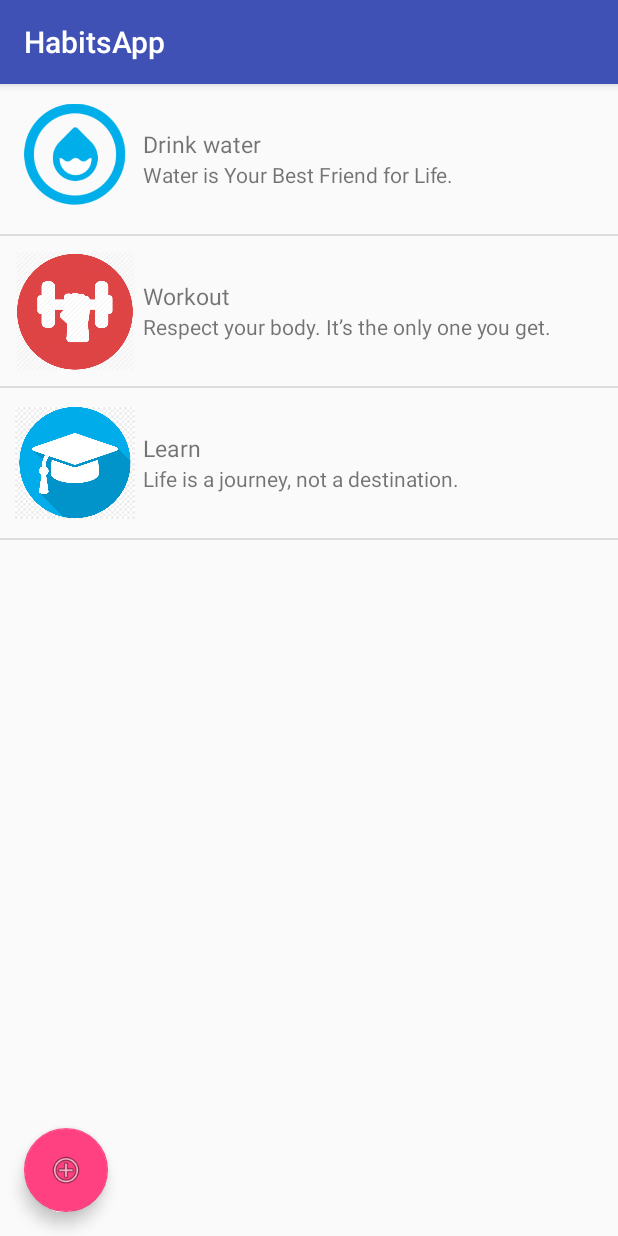
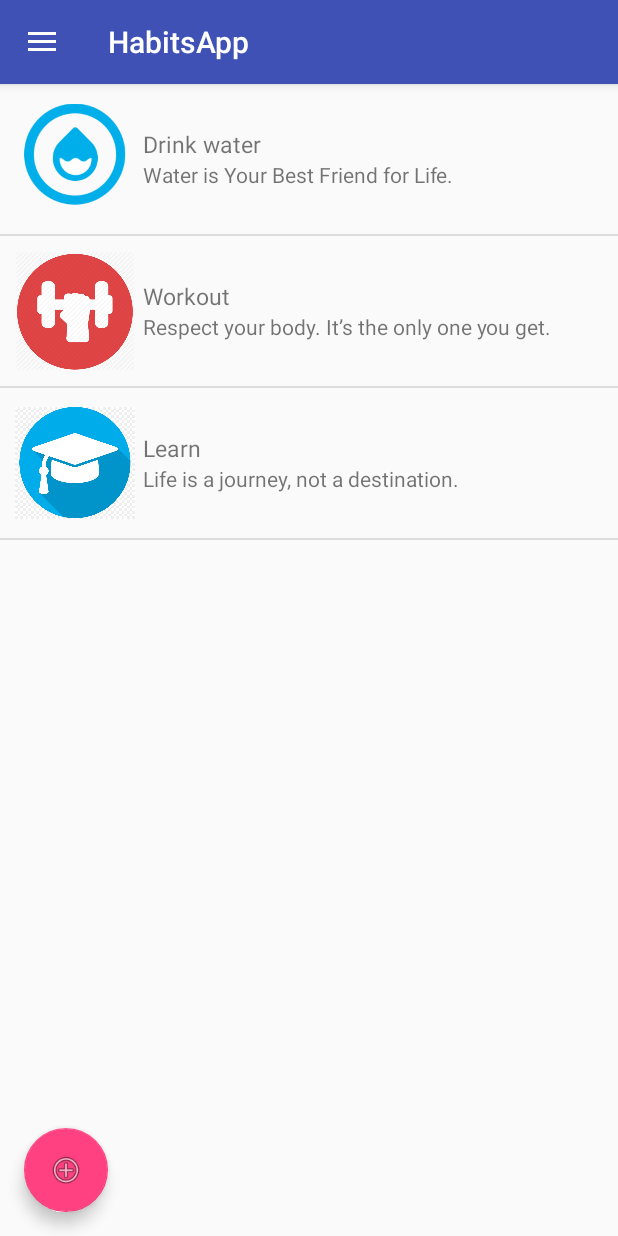
Before and after one commit to sebastianpawlaczyk/HabitsApp, an Android app: the screen it shows after launch (MainActivity), on a phone screen of 412 x 824 dp. Run offline under Robolectric (Android 15) with nearby library versions, the phone set to English and light mode, and no system bars.

Commit message:
adding drawer layout

```diff
--- a/app/src/main/java/com/example/seba/habitsapp/MainActivity.kt
+++ b/app/src/main/java/com/example/seba/habitsapp/MainActivity.kt
@@ -2,11 +2,18 @@ package com.example.seba.habitsapp
 
 import android.support.v7.app.AppCompatActivity
 import android.os.Bundle
+import android.support.design.widget.NavigationView
+import android.support.v4.widget.DrawerLayout
+import android.support.v7.app.ActionBarDrawerToggle
+import android.view.MenuItem
 import android.widget.ListView
 import android.widget.Toast
 import kotlinx.android.synthetic.main.activity_main.*
 
 class MainActivity : AppCompatActivity() {
+
+    private lateinit var drawer_layout: DrawerLayout
+    private lateinit var mToggle: ActionBarDrawerToggle
 
     override fun onCreate(savedInstanceState: Bundle?) {
         super.onCreate(savedInstanceState)
@@ -48,5 +55,44 @@ class MainActivity : AppCompatActivity() {
             listview.adapter = MyListAdapter(this, R.layout.row, list)
         }
 
+        //navigation_view
+        val nav_view:NavigationView = findViewById<NavigationView>(R.id.nav_view)
+        nav_view.setNavigationItemSelectedListener {menuItem ->
+
+            if (menuItem.itemId == R.id.myHabits)
+            {
+                Toast.makeText(applicationContext, "habits", Toast.LENGTH_SHORT).show()
+            }
+
+            if (menuItem.itemId == R.id.stats)
+            {
+                Toast.makeText(applicationContext, "stats", Toast.LENGTH_SHORT).show()
+            }
+
+            if (menuItem.itemId == R.id.someAction)
+            {
+                Toast.makeText(applicationContext, "someAction", Toast.LENGTH_SHORT).show()
+            }
+            true
+        }
+
+        //buttons for nav_view
+        drawer_layout = findViewById<DrawerLayout>(R.id.drawer_layout)
+        mToggle = ActionBarDrawerToggle(this, drawer_layout, R.string.open, R.string.close)
+
+        drawer_layout.addDrawerListener(mToggle)
+        mToggle.syncState()
+
+        supportActionBar?.setDisplayHomeAsUpEnabled(true)
+    }
+
+    override fun onOptionsItemSelected(item: MenuItem?): Boolean {
+
+        if (mToggle.onOptionsItemSelected(item))
+        {
+            return true
+        }
+
+        return super.onOptionsItemSelected(item)
     }
 }
--- a/app/src/main/res/layout/activity_main.xml
+++ b/app/src/main/res/layout/activity_main.xml
@@ -1,5 +1,7 @@
 <?xml version="1.0" encoding="utf-8"?>
-<LinearLayout xmlns:android="http://schemas.android.com/apk/res/android"
+<android.support.v4.widget.DrawerLayout
+    android:id="@+id/drawer_layout"
+    xmlns:android="http://schemas.android.com/apk/res/android"
     xmlns:app="http://schemas.android.com/apk/res-auto"
     xmlns:tools="http://schemas.android.com/tools"
     android:layout_width="match_parent"
@@ -28,4 +30,12 @@
 
     </FrameLayout>
 
-</LinearLayout>
+    <android.support.design.widget.NavigationView
+        android:id="@+id/nav_view"
+        android:layout_width="wrap_content"
+        android:layout_height="match_parent"
+        android:layout_gravity="start"
+        app:menu="@menu/menu_drawer">
+    </android.support.design.widget.NavigationView>
+
+</android.support.v4.widget.DrawerLayout>
--- /dev/null
+++ b/app/src/main/res/menu/menu_drawer.xml
@@ -0,0 +1,8 @@
+<?xml version="1.0" encoding="utf-8"?>
+<menu xmlns:android="http://schemas.android.com/apk/res/android"
+    xmlns:app="http://schemas.android.com/apk/res-auto">
+
+    <item android:id="@+id/myHabits" android:title="My Habits" app:showAsAction="ifRoom"></item>
+    <item android:id="@+id/stats" android:title="Statistics" app:showAsAction="ifRoom"></item>
+    <item android:id="@+id/someAction" android:title="Some action" app:showAsAction="ifRoom"></item>
+</menu>
--- a/app/src/main/res/values/strings.xml
+++ b/app/src/main/res/values/strings.xml
@@ -1,3 +1,5 @@
 <resources>
     <string name="app_name">HabitsApp</string>
+    <string name="open">HabitsApp</string>
+    <string name="close">HabitsApp</string>
 </resources>
```
